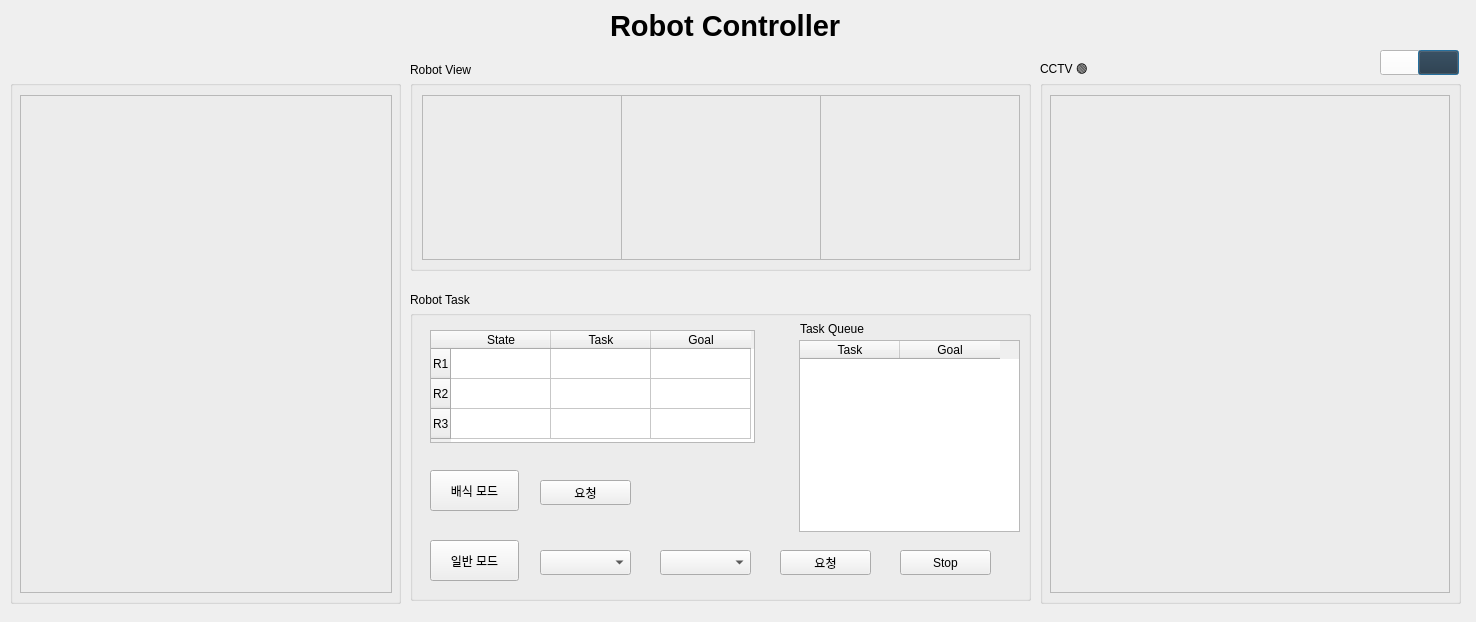
Before: the Qt Designer form nursing_home/src/ui_pkg/ui_pkg/monitoring.ui in addinedu-ros-3rd/ros-repo-1, drawn with Qt 5.
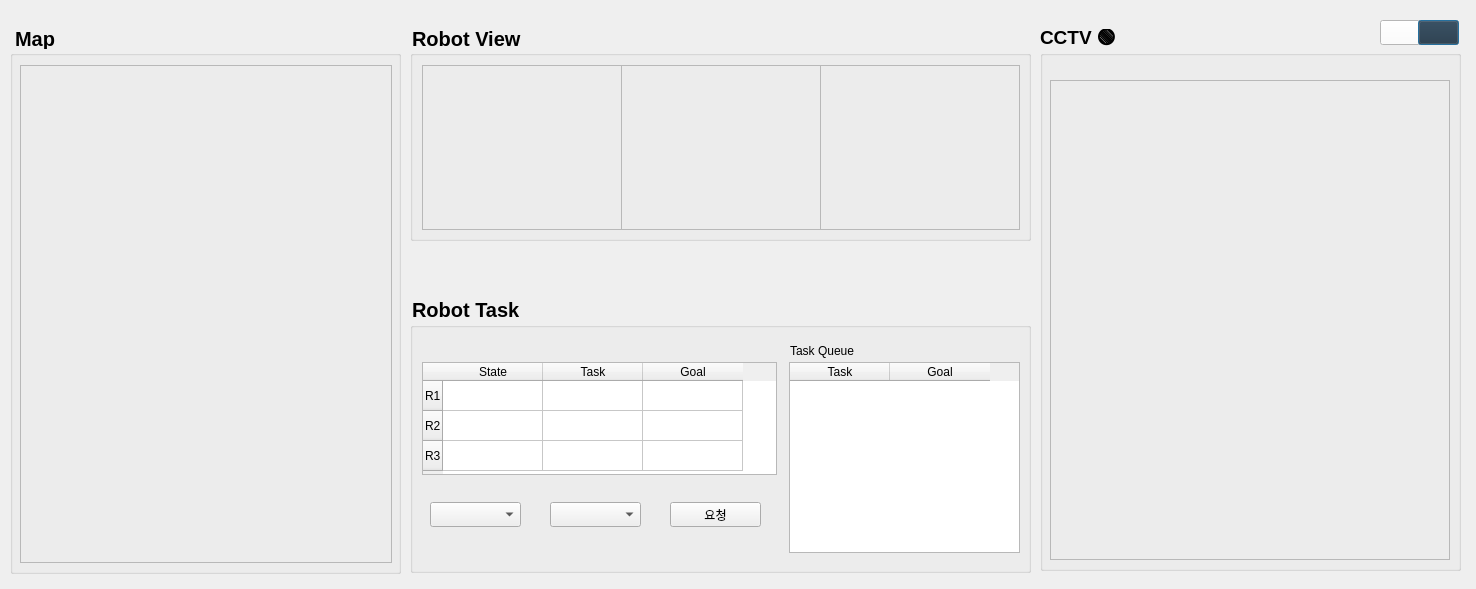
After: the same form once the commit is applied.

Commit message: chore : UI디자인 수정

Diff of the .ui file:
```diff
--- a/nursing_home/src/ui_pkg/ui_pkg/monitoring.ui
+++ b/nursing_home/src/ui_pkg/ui_pkg/monitoring.ui
@@ -7,7 +7,7 @@
     <x>0</x>
     <y>0</y>
     <width>1476</width>
-    <height>622</height>
+    <height>589</height>
    </rect>
   </property>
   <property name="windowTitle">
@@ -23,7 +23,7 @@
    <property name="geometry">
     <rect>
      <x>1418</x>
-     <y>50</y>
+     <y>20</y>
      <width>41</width>
      <height>25</height>
     </rect>
@@ -39,7 +39,7 @@
    <property name="geometry">
     <rect>
      <x>1380</x>
-     <y>50</y>
+     <y>20</y>
      <width>41</width>
      <height>25</height>
     </rect>
@@ -146,7 +146,7 @@
    <property name="geometry">
     <rect>
      <x>410</x>
-     <y>80</y>
+     <y>50</y>
      <width>621</width>
      <height>191</height>
     </rect>
@@ -231,9 +231,9 @@
    <property name="geometry">
     <rect>
      <x>410</x>
-     <y>310</y>
+     <y>322</y>
      <width>621</width>
-     <height>291</height>
+     <height>251</height>
     </rect>
    </property>
    <property name="title">
@@ -242,10 +242,10 @@
    <widget class="QTableWidget" name="task_queue">
     <property name="geometry">
      <rect>
-      <x>389</x>
-      <y>30</y>
-      <width>221</width>
-      <height>192</height>
+      <x>379</x>
+      <y>40</y>
+      <width>231</width>
+      <height>191</height>
      </rect>
     </property>
     <column>
@@ -262,8 +262,8 @@
    <widget class="QComboBox" name="task_combo">
     <property name="geometry">
      <rect>
-      <x>130</x>
-      <y>240</y>
+      <x>20</x>
+      <y>180</y>
       <width>91</width>
       <height>25</height>
      </rect>
@@ -272,61 +272,19 @@
    <widget class="QComboBox" name="location_combo">
     <property name="geometry">
      <rect>
-      <x>250</x>
-      <y>240</y>
+      <x>140</x>
+      <y>180</y>
       <width>91</width>
       <height>25</height>
      </rect>
     </property>
    </widget>
-   <widget class="QPushButton" name="serve_btn">
-    <property name="geometry">
-     <rect>
-      <x>130</x>
-      <y>170</y>
-      <width>91</width>
-      <height>25</height>
-     </rect>
-    </property>
-    <property name="text">
-     <string>요청</string>
-    </property>
-   </widget>
-   <widget class="QPushButton" name="normal_mode">
-    <property name="geometry">
-     <rect>
-      <x>20</x>
-      <y>230</y>
-      <width>89</width>
-      <height>41</height>
-     </rect>
-    </property>
-    <property name="text">
-     <string>일반 모드</string>
-    </property>
-   </widget>
-   <widget class="QPushButton" name="serve_stop">
-    <property name="geometry">
-     <rect>
-      <x>490</x>
-      <y>240</y>
-      <width>91</width>
-      <height>25</height>
-     </rect>
-    </property>
-    <property name="styleSheet">
-     <string notr="true"/>
-    </property>
-    <property name="text">
-     <string>Stop</string>
-    </property>
-   </widget>
    <widget class="QTableWidget" name="robot_table">
     <property name="geometry">
      <rect>
-      <x>20</x>
-      <y>20</y>
-      <width>325</width>
+      <x>12</x>
+      <y>40</y>
+      <width>355</width>
       <height>113</height>
      </rect>
     </property>
@@ -375,8 +333,8 @@
    <widget class="QPushButton" name="call_btn">
     <property name="geometry">
      <rect>
-      <x>370</x>
-      <y>240</y>
+      <x>260</x>
+      <y>180</y>
       <width>91</width>
       <height>25</height>
      </rect>
@@ -385,24 +343,11 @@
      <string>요청</string>
     </property>
    </widget>
-   <widget class="QPushButton" name="serve_mode">
-    <property name="geometry">
-     <rect>
-      <x>20</x>
-      <y>160</y>
-      <width>89</width>
-      <height>41</height>
-     </rect>
-    </property>
-    <property name="text">
-     <string>배식 모드</string>
-    </property>
-   </widget>
    <widget class="QLabel" name="queue_label">
     <property name="geometry">
      <rect>
-      <x>390</x>
-      <y>10</y>
+      <x>380</x>
+      <y>20</y>
       <width>91</width>
       <height>17</height>
      </rect>
@@ -412,51 +357,24 @@
     </property>
    </widget>
   </widget>
-  <widget class="QLabel" name="time_label">
-   <property name="geometry">
-    <rect>
-     <x>10</x>
-     <y>60</y>
-     <width>119</width>
-     <height>20</height>
-    </rect>
-   </property>
-   <property name="text">
-    <string/>
-   </property>
-  </widget>
-  <widget class="QLabel" name="title_label">
-   <property name="geometry">
-    <rect>
-     <x>610</x>
-     <y>10</y>
-     <width>241</width>
-     <height>31</height>
-    </rect>
-   </property>
-   <property name="font">
-    <font>
-     <pointsize>22</pointsize>
-     <weight>75</weight>
-     <bold>true</bold>
-    </font>
-   </property>
-   <property name="styleSheet">
-    <string notr="true"/>
-   </property>
-   <property name="text">
-    <string>Robot Controller</string>
-   </property>
-  </widget>
   <widget class="QLabel" name="cctv_label">
    <property name="geometry">
     <rect>
      <x>1040</x>
-     <y>60</y>
+     <y>29</y>
      <width>181</width>
      <height>20</height>
     </rect>
    </property>
+   <property name="font">
+    <font>
+     <family>Ubuntu</family>
+     <pointsize>14</pointsize>
+     <weight>75</weight>
+     <italic>false</italic>
+     <bold>true</bold>
+    </font>
+   </property>
    <property name="text">
     <string>CCTV 🟢</string>
    </property>
@@ -465,7 +383,7 @@
    <property name="geometry">
     <rect>
      <x>10</x>
-     <y>80</y>
+     <y>50</y>
      <width>391</width>
      <height>524</height>
     </rect>
@@ -473,7 +391,7 @@
    <property name="title">
     <string/>
    </property>
-   <widget class="QLabel" name="map_label">
+   <widget class="QLabel" name="map">
     <property name="enabled">
      <bool>true</bool>
     </property>
@@ -502,9 +420,9 @@
    <property name="geometry">
     <rect>
      <x>1040</x>
-     <y>80</y>
+     <y>50</y>
      <width>421</width>
-     <height>524</height>
+     <height>521</height>
     </rect>
    </property>
    <property name="title">
@@ -517,9 +435,9 @@
     <property name="geometry">
      <rect>
       <x>10</x>
-      <y>15</y>
+      <y>30</y>
       <width>400</width>
-      <height>498</height>
+      <height>480</height>
      </rect>
     </property>
     <property name="font">
@@ -534,20 +452,34 @@
      <string/>
     </property>
    </widget>
+   <widget class="QLabel" name="time_label">
+    <property name="geometry">
+     <rect>
+      <x>10</x>
+      <y>7</y>
+      <width>119</width>
+      <height>20</height>
+     </rect>
+    </property>
+    <property name="text">
+     <string/>
+    </property>
+   </widget>
   </widget>
   <widget class="QLabel" name="view_label">
    <property name="geometry">
     <rect>
-     <x>410</x>
-     <y>60</y>
+     <x>412</x>
+     <y>29</y>
      <width>181</width>
      <height>20</height>
     </rect>
    </property>
    <property name="font">
     <font>
-     <weight>50</weight>
-     <bold>false</bold>
+     <pointsize>15</pointsize>
+     <weight>75</weight>
+     <bold>true</bold>
     </font>
    </property>
    <property name="text">
@@ -557,16 +489,43 @@
   <widget class="QLabel" name="task_label">
    <property name="geometry">
     <rect>
-     <x>410</x>
-     <y>290</y>
+     <x>412</x>
+     <y>300</y>
      <width>181</width>
      <height>20</height>
     </rect>
    </property>
+   <property name="font">
+    <font>
+     <pointsize>15</pointsize>
+     <weight>75</weight>
+     <bold>true</bold>
+    </font>
+   </property>
    <property name="text">
     <string>Robot Task</string>
    </property>
   </widget>
+  <widget class="QLabel" name="map_label">
+   <property name="geometry">
+    <rect>
+     <x>15</x>
+     <y>29</y>
+     <width>61</width>
+     <height>20</height>
+    </rect>
+   </property>
+   <property name="font">
+    <font>
+     <pointsize>15</pointsize>
+     <weight>75</weight>
+     <bold>true</bold>
+    </font>
+   </property>
+   <property name="text">
+    <string>Map</string>
+   </property>
+  </widget>
   <zorder>cam_group</zorder>
   <zorder>white_btn</zorder>
   <zorder>dark_btn</zorder>
```
Left out of the diff: 7 changed lines with no effect on the pictures. The commit also changes 1 other file.
